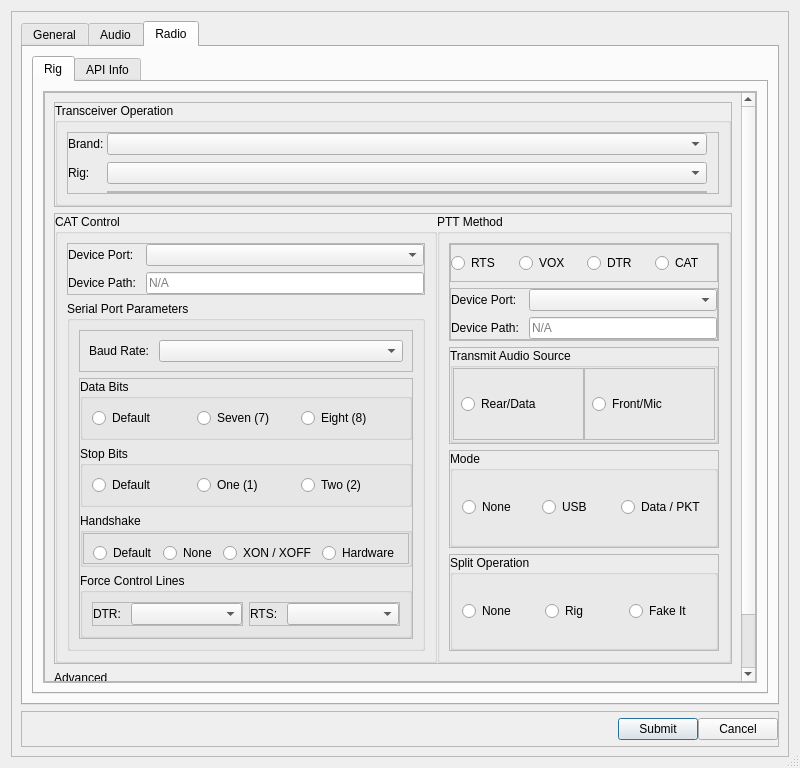
GekkoFyre/small-world-deluxe, file src/ui/dialogsettings.ui: the form before one commit.
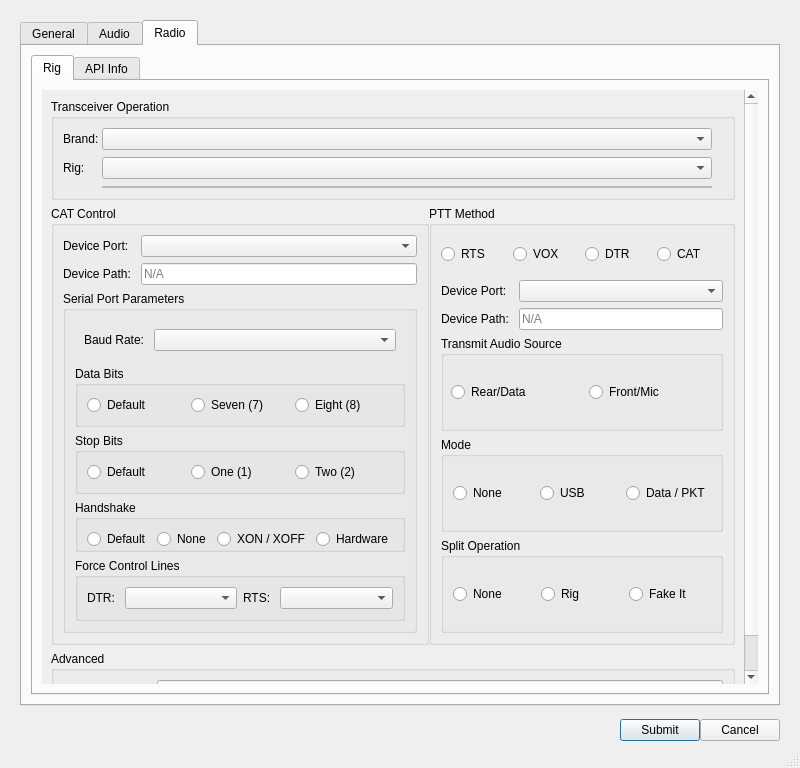
The form after the commit. The open tabs and pages were chosen to show the change.

Commit message: * Made significant updates to the UI of QSettingsDialog. The user interface itself looks much more clean now, along with the previous Git commit for QMainWindow where the same also applies.

```diff
--- a/src/ui/dialogsettings.ui
+++ b/src/ui/dialogsettings.ui
@@ -38,10 +38,10 @@
    <item>
     <widget class="QFrame" name="frame_container_settings">
      <property name="frameShape">
-      <enum>QFrame::StyledPanel</enum>
+      <enum>QFrame::NoFrame</enum>
      </property>
      <property name="frameShadow">
-      <enum>QFrame::Raised</enum>
+      <enum>QFrame::Plain</enum>
      </property>
      <layout class="QVBoxLayout" name="verticalLayout_2">
       <item>
@@ -1753,10 +1753,10 @@
                  <item>
                   <widget class="QFrame" name="frame_2">
                    <property name="frameShape">
-                    <enum>QFrame::StyledPanel</enum>
+                    <enum>QFrame::NoFrame</enum>
                    </property>
                    <property name="frameShadow">
-                    <enum>QFrame::Raised</enum>
+                    <enum>QFrame::Plain</enum>
                    </property>
                    <layout class="QVBoxLayout" name="verticalLayout_30">
                     <property name="leftMargin">
@@ -1773,6 +1773,9 @@
                     </property>
                     <item>
                      <widget class="QScrollArea" name="scrollArea_2">
+                      <property name="frameShape">
+                       <enum>QFrame::NoFrame</enum>
+                      </property>
                       <property name="frameShadow">
                        <enum>QFrame::Plain</enum>
                       </property>
@@ -1786,19 +1789,19 @@
                        <property name="geometry">
                         <rect>
                          <x>0</x>
-                         <y>0</y>
-                         <width>668</width>
-                         <height>761</height>
+                         <y>-117</y>
+                         <width>715</width>
+                         <height>729</height>
                         </rect>
                        </property>
                        <layout class="QVBoxLayout" name="verticalLayout_33">
                         <item>
                          <widget class="QFrame" name="frame_rig_top">
                           <property name="frameShape">
-                           <enum>QFrame::StyledPanel</enum>
+                           <enum>QFrame::NoFrame</enum>
                           </property>
                           <property name="frameShadow">
-                           <enum>QFrame::Raised</enum>
+                           <enum>QFrame::Plain</enum>
                           </property>
                           <layout class="QHBoxLayout" name="horizontalLayout_16">
                            <property name="spacing">
@@ -1831,10 +1834,10 @@
                                  </sizepolicy>
                                 </property>
                                 <property name="frameShape">
-                                 <enum>QFrame::StyledPanel</enum>
+                                 <enum>QFrame::NoFrame</enum>
                                 </property>
                                 <property name="frameShadow">
-                                 <enum>QFrame::Raised</enum>
+                                 <enum>QFrame::Plain</enum>
                                 </property>
                                 <layout class="QFormLayout" name="formLayout_16">
                                  <property name="horizontalSpacing">
@@ -1928,10 +1931,10 @@
                         <item>
                          <widget class="QFrame" name="frame_rig_middle">
                           <property name="frameShape">
-                           <enum>QFrame::StyledPanel</enum>
+                           <enum>QFrame::NoFrame</enum>
                           </property>
                           <property name="frameShadow">
-                           <enum>QFrame::Raised</enum>
+                           <enum>QFrame::Plain</enum>
                           </property>
                           <layout class="QHBoxLayout" name="horizontalLayout_3">
                            <property name="spacing">
@@ -1958,10 +1961,10 @@
                               <item>
                                <widget class="QFrame" name="frame_cat_control">
                                 <property name="frameShape">
-                                 <enum>QFrame::StyledPanel</enum>
+                                 <enum>QFrame::NoFrame</enum>
                                 </property>
                                 <property name="frameShadow">
-                                 <enum>QFrame::Raised</enum>
+                                 <enum>QFrame::Plain</enum>
                                 </property>
                                 <layout class="QFormLayout" name="formLayout_10">
                                  <property name="leftMargin">
@@ -2031,10 +2034,10 @@
                                  <item>
                                   <widget class="QFrame" name="frame_baud_rate">
                                    <property name="frameShape">
-                                    <enum>QFrame::StyledPanel</enum>
+                                    <enum>QFrame::NoFrame</enum>
                                    </property>
                                    <property name="frameShadow">
-                                    <enum>QFrame::Raised</enum>
+                                    <enum>QFrame::Plain</enum>
                                    </property>
                                    <layout class="QFormLayout" name="formLayout_11">
                                     <item row="0" column="0">
@@ -2060,10 +2063,10 @@
                                  <item>
                                   <widget class="QFrame" name="frame_serial_port_parameters_groupboxes">
                                    <property name="frameShape">
-                                    <enum>QFrame::StyledPanel</enum>
+                                    <enum>QFrame::NoFrame</enum>
                                    </property>
                                    <property name="frameShadow">
-                                    <enum>QFrame::Raised</enum>
+                                    <enum>QFrame::Plain</enum>
                                    </property>
                                    <layout class="QVBoxLayout" name="verticalLayout_42">
                                     <property name="leftMargin">
@@ -2159,10 +2162,10 @@
                                        <item>
                                         <widget class="QFrame" name="frame_handshake_radio_1">
                                          <property name="frameShape">
-                                          <enum>QFrame::StyledPanel</enum>
+                                          <enum>QFrame::NoFrame</enum>
                                          </property>
                                          <property name="frameShadow">
-                                          <enum>QFrame::Raised</enum>
+                                          <enum>QFrame::Plain</enum>
                                          </property>
                                          <layout class="QHBoxLayout" name="horizontalLayout_22">
                                           <property name="bottomMargin">
@@ -2217,10 +2220,10 @@
                                           </sizepolicy>
                                          </property>
                                          <property name="frameShape">
-                                          <enum>QFrame::StyledPanel</enum>
+                                          <enum>QFrame::NoFrame</enum>
                                          </property>
                                          <property name="frameShadow">
-                                          <enum>QFrame::Raised</enum>
+                                          <enum>QFrame::Plain</enum>
                                          </property>
                                          <layout class="QFormLayout" name="formLayout_19">
                                           <property name="leftMargin">
@@ -2264,10 +2267,10 @@
                                           </sizepolicy>
                                          </property>
                                          <property name="frameShape">
-                                          <enum>QFrame::StyledPanel</enum>
+                                          <enum>QFrame::NoFrame</enum>
                                          </property>
                                          <property name="frameShadow">
-                                          <enum>QFrame::Raised</enum>
+                                          <enum>QFrame::Plain</enum>
                                          </property>
                                          <layout class="QFormLayout" name="formLayout_20">
                                           <property name="leftMargin">
@@ -2323,10 +2326,10 @@
                               <item>
                                <widget class="QFrame" name="frame_ptt_method">
                                 <property name="frameShape">
-                                 <enum>QFrame::StyledPanel</enum>
+                                 <enum>QFrame::NoFrame</enum>
                                 </property>
                                 <property name="frameShadow">
-                                 <enum>QFrame::Raised</enum>
+                                 <enum>QFrame::Plain</enum>
                                 </property>
                                 <layout class="QVBoxLayout" name="verticalLayout_43">
                                  <property name="leftMargin">
@@ -2350,10 +2353,10 @@
                                     </sizepolicy>
                                    </property>
                                    <property name="frameShape">
-                                    <enum>QFrame::StyledPanel</enum>
+                                    <enum>QFrame::NoFrame</enum>
                                    </property>
                                    <property name="frameShadow">
-                                    <enum>QFrame::Raised</enum>
+                                    <enum>QFrame::Plain</enum>
                                    </property>
                                    <layout class="QHBoxLayout" name="horizontalLayout_19">
                                     <property name="leftMargin">
@@ -2402,10 +2405,10 @@
                                  <item>
                                   <widget class="QFrame" name="frame_ptt_method_port_1">
                                    <property name="frameShape">
-                                    <enum>QFrame::StyledPanel</enum>
+                                    <enum>QFrame::NoFrame</enum>
                                    </property>
                                    <property name="frameShadow">
-                                    <enum>QFrame::Raised</enum>
+                                    <enum>QFrame::Plain</enum>
                                    </property>
                                    <layout class="QFormLayout" name="formLayout_18">
                                     <property name="leftMargin">
@@ -2472,10 +2475,10 @@
                               <item>
                                <widget class="QFrame" name="frame_tx_audio_source">
                                 <property name="frameShape">
-                                 <enum>QFrame::StyledPanel</enum>
+                                 <enum>QFrame::NoFrame</enum>
                                 </property>
                                 <property name="frameShadow">
-                                 <enum>QFrame::Raised</enum>
+                                 <enum>QFrame::Plain</enum>
                                 </property>
                                 <layout class="QVBoxLayout" name="verticalLayout_45">
                                  <property name="leftMargin">
@@ -2514,10 +2517,10 @@
                                     <item>
                                      <widget class="QFrame" name="frame_tx_audio_rear_data">
                                       <property name="frameShape">
-                                       <enum>QFrame::StyledPanel</enum>
+                                       <enum>QFrame::NoFrame</enum>
                                       </property>
                                       <property name="frameShadow">
-                                       <enum>QFrame::Raised</enum>
+                                       <enum>QFrame::Plain</enum>
                                       </property>
                                       <layout class="QVBoxLayout" name="verticalLayout_39">
                                        <property name="spacing">
@@ -2548,10 +2551,10 @@
                                     <item>
                                      <widget class="QFrame" name="frame_tx_audio_front_mic">
                                       <property name="frameShape">
-                                       <enum>QFrame::StyledPanel</enum>
+                                       <enum>QFrame::NoFrame</enum>
                                       </property>
                                       <property name="frameShadow">
-                                       <enum>QFrame::Raised</enum>
+                                       <enum>QFrame::Plain</enum>
                                       </property>
                                       <layout class="QVBoxLayout" name="verticalLayout_38">
                                        <property name="spacing">
@@ -2588,10 +2591,10 @@
                               <item>
                                <widget class="QFrame" name="frame_mode">
                                 <property name="frameShape">
-                                 <enum>QFrame::StyledPanel</enum>
+                                 <enum>QFrame::NoFrame</enum>
                                 </property>
                                 <property name="frameShadow">
-                                 <enum>QFrame::Raised</enum>
+                                 <enum>QFrame::Plain</enum>
                                 </property>
                                 <layout class="QVBoxLayout" name="verticalLayout_46">
                                  <property name="leftMargin">
@@ -2642,10 +2645,10 @@
                               <item>
                                <widget class="QFrame" name="frame_split_operation">
                                 <property name="frameShape">
-                                 <enum>QFrame::StyledPanel</enum>
+                                 <enum>QFrame::NoFrame</enum>
                                 </property>
                                 <property name="frameShadow">
-                                 <enum>QFrame::Raised</enum>
+                                 <enum>QFrame::Plain</enum>
                                 </property>
                                 <layout class="QVBoxLayout" name="verticalLayout_47">
                                  <property name="leftMargin">
@@ -2822,10 +2825,10 @@
          </sizepolicy>
         </property>
         <property name="frameShape">
-         <enum>QFrame::StyledPanel</enum>
+         <enum>QFrame::NoFrame</enum>
         </property>
         <property name="frameShadow">
-         <enum>QFrame::Raised</enum>
+         <enum>QFrame::Plain</enum>
         </property>
         <layout class="QHBoxLayout" name="horizontalLayout">
          <property name="spacing">
```
Left out of the diff: 92 changed lines with no effect on the pictures.
